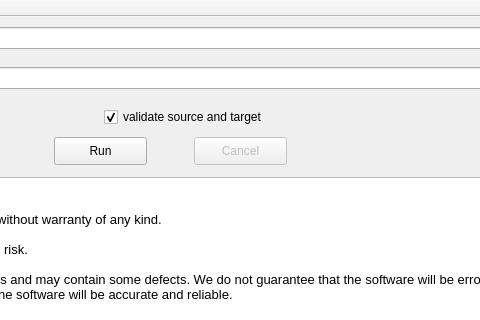
First picture: the form in mainwindow.ui, repository milan-koren/SiBa, before the edit; both pictures show x 206 to 686 and y 0 to 320 of the 800 by 785 pixel window.
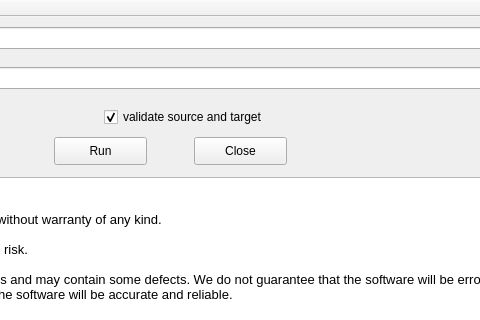
Second picture: the form after the edit.

```diff
--- a/mainwindow.ui
+++ b/mainwindow.ui
@@ -347,7 +347,7 @@
    </widget>
    <widget class="QPushButton" name="btnCancel">
     <property name="enabled">
-     <bool>false</bool>
+     <bool>true</bool>
     </property>
     <property name="geometry">
      <rect>
@@ -358,7 +358,7 @@
      </rect>
     </property>
     <property name="text">
-     <string>Cancel</string>
+     <string>Close</string>
     </property>
    </widget>
   </widget>
```
Left out of the diff: 4 changed lines with no effect on the pictures.
